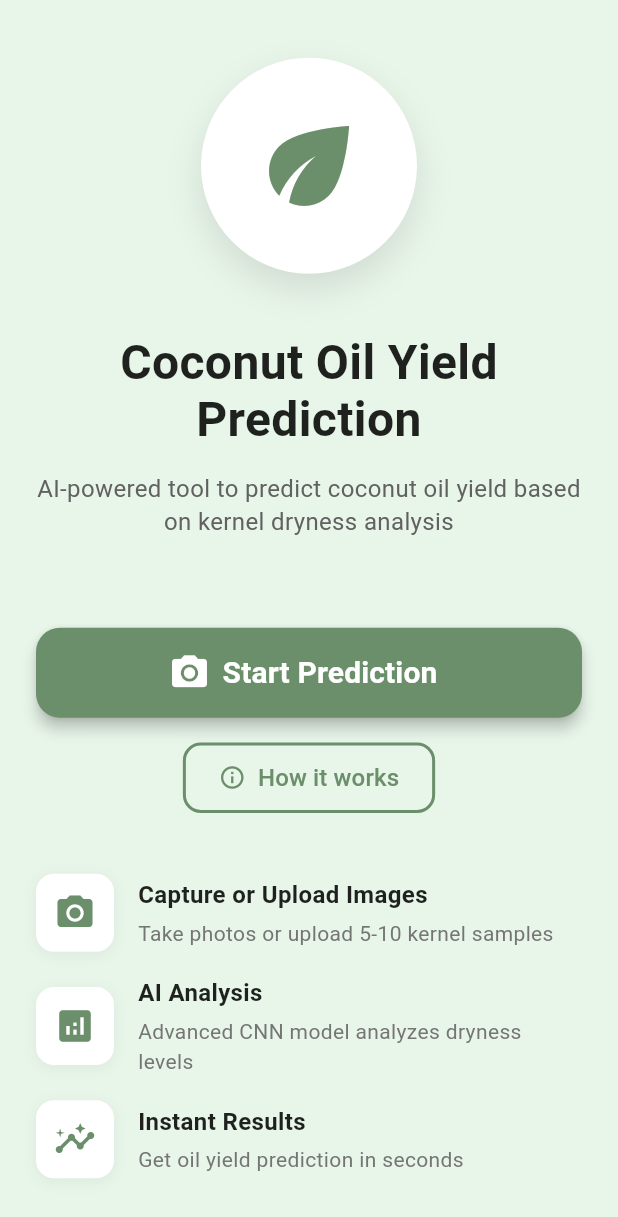
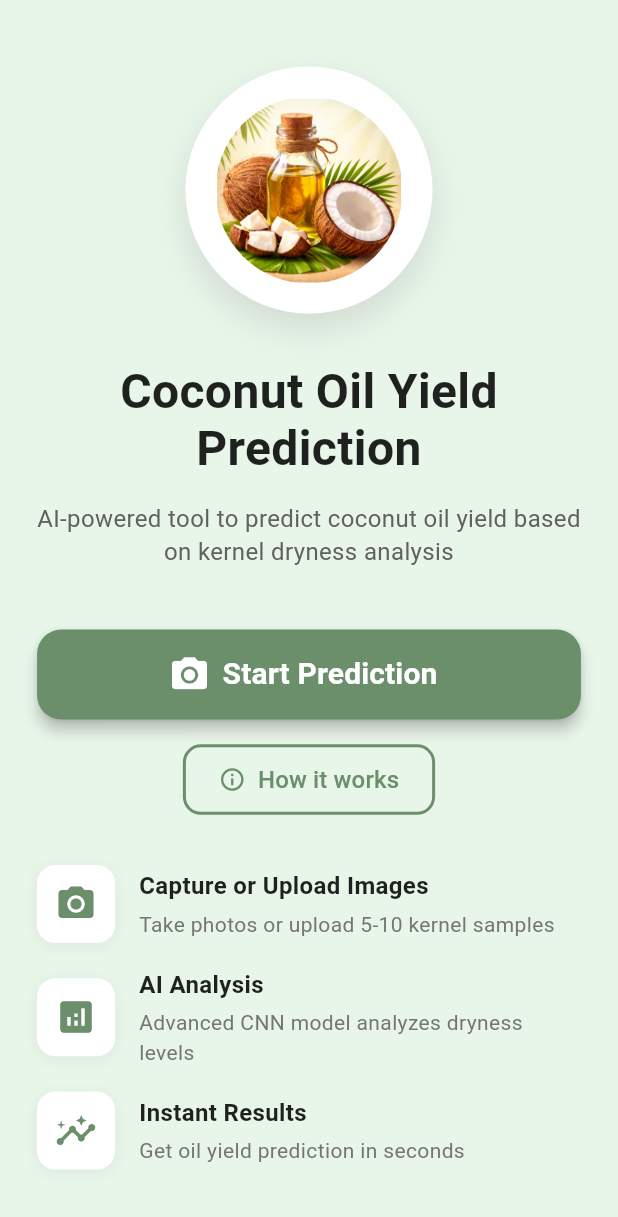
Before and after one commit to HiranthaDissanayake/Coconut-Oil-Yield-Prediction-app-Frontend, a Flutter app: the screen it shows after launch, on a phone screen of 412 x 824 dp. Shown: the top 1217 px of the screen. Run offline on Flutter 3.47's test engine with Material 3 defaults, Android fonts, the light colour scheme and no system bars; our stand-ins replace image_picker.

Commit message:
pages responsived and added image

```diff
--- a/lib/Pages/capture_samples_page.dart
+++ b/lib/Pages/capture_samples_page.dart
@@ -3,7 +3,7 @@ import 'package:flutter/material.dart';
 import 'package:image_picker/image_picker.dart';
 
 class CaptureSamplesPage extends StatefulWidget {
-  const CaptureSamplesPage({Key? key}) : super(key: key);
+  const CaptureSamplesPage({super.key});
 
   @override
   State<CaptureSamplesPage> createState() => _CaptureSamplesPageState();
@@ -94,11 +94,11 @@ class _CaptureSamplesPageState extends State<CaptureSamplesPage> {
     return Scaffold(
       backgroundColor: _lightGreen,
       appBar: AppBar(
-        backgroundColor: _lightGreen,
+        backgroundColor: Colors.white,
         elevation: 0,
         title: Row(
           children: [
-            Image.asset('assets/coconut_icon.png', height: 32, width: 32,
+            Image.asset('assets/coconut_icon.png', height: 35, width: 35,
               errorBuilder: (_, __, ___) => const Icon(Icons.eco, color: Color(0xFF6B8E6B), size: 32)),
             const SizedBox(width: 8),
             const Expanded(
--- a/lib/Pages/prediction_page.dart
+++ b/lib/Pages/prediction_page.dart
@@ -10,7 +10,7 @@ import 'package:http/http.dart' as http;
 // ════════════════════════════════════════════════════════════
 
 class PredictionPage extends StatefulWidget {
-  const PredictionPage({Key? key}) : super(key: key);
+  const PredictionPage({super.key});
 
   @override
   State<PredictionPage> createState() => _PredictionPageState();
@@ -36,7 +36,7 @@ class _PredictionPageState extends State<PredictionPage> {
   static const Color kRed    = Color(0xFFB71C1C);
   static const Color kLRed   = Color(0xFFFFEBEE);
 
-  static const String kApiUrl = 'http://10.151.29.38:5000';
+  static const String kApiUrl = 'http://10.126.152.38:5000';
 
   @override
   void didChangeDependencies() {
@@ -327,7 +327,7 @@ class _PredictionPageState extends State<PredictionPage> {
                     ],
                   ),
                 );
-              }).toList(),
+              }),
             ]),
           ),
           const SizedBox(height: 16),
@@ -458,7 +458,7 @@ class _PredictionPageState extends State<PredictionPage> {
         const SizedBox(height: 8),
         _infoRow(Icons.photo_library, 'Images analysed',
             '$imagesAnalysed photos'),
-        _infoRow(Icons.fitness_center, 'Copra weight',
+        _infoRow(Icons.scale, 'Copra weight',
             '${((_weightG ?? 0) / 1000).toStringAsFixed(2)} kg  '
             '(${_weightG?.toStringAsFixed(0)} g)'),
         const SizedBox(height: 20),
--- a/lib/Pages/weight_input_page.dart
+++ b/lib/Pages/weight_input_page.dart
@@ -2,7 +2,7 @@ import 'dart:io';
 import 'package:flutter/material.dart';
 
 class WeightInputPage extends StatefulWidget {
-  const WeightInputPage({Key? key}) : super(key: key);
+  const WeightInputPage({super.key});
 
   @override
   State<WeightInputPage> createState() => _WeightInputPageState();
--- a/lib/main.dart
+++ b/lib/main.dart
@@ -2,14 +2,13 @@ import 'package:coconut_oil_prediction_app/Pages/capture_samples_page.dart';
 import 'package:coconut_oil_prediction_app/Pages/prediction_page.dart';
 import 'package:coconut_oil_prediction_app/Pages/weight_input_page.dart';
 import 'package:flutter/material.dart';
-
 
 void main() {
   runApp(const CoconutOilPredictionApp());
 }
 
 class CoconutOilPredictionApp extends StatelessWidget {
-  const CoconutOilPredictionApp({Key? key}) : super(key: key);
+  const CoconutOilPredictionApp({super.key});
 
   @override
   Widget build(BuildContext context) {
@@ -23,7 +22,6 @@ class CoconutOilPredictionApp extends StatelessWidget {
         fontFamily: 'Roboto',
         useMaterial3: true,
 
-        // Button theme
         elevatedButtonTheme: ElevatedButtonThemeData(
           style: ElevatedButton.styleFrom(
             elevation: 2,
@@ -34,7 +32,6 @@ class CoconutOilPredictionApp extends StatelessWidget {
         ),
       ),
 
-      // Define named routes
       routes: {
         '/': (context) => const HomePage(),
         '/capture': (context) => const CaptureSamplesPage(),
@@ -46,9 +43,9 @@ class CoconutOilPredictionApp extends StatelessWidget {
   }
 }
 
-/// Home Page - Entry point of the app
+/// Home Page - Entry point
 class HomePage extends StatelessWidget {
-  const HomePage({Key? key}) : super(key: key);
+  const HomePage({super.key});
 
   final Color _primaryGreen = const Color(0xFF6B8E6B);
   final Color _lightGreen = const Color(0xFFE8F5E9);
@@ -58,14 +55,31 @@ class HomePage extends StatelessWidget {
     return Scaffold(
       backgroundColor: _lightGreen,
       body: SafeArea(
+        child: LayoutBuilder(
+          builder: (context, constraints) {
+            double screenHeight = constraints.maxHeight;
+            double screenWidth = constraints.maxWidth;
+
+            return SingleChildScrollView(
+              child: ConstrainedBox(
+                constraints: BoxConstraints(minHeight: screenHeight),
                 child: Padding(
-          padding: const EdgeInsets.all(24.0),
+                  padding: EdgeInsets.symmetric(
+                    horizontal: screenWidth * 0.06,
+                    vertical: screenHeight * 0.02,
+                  ),
                   child: Column(
                     mainAxisAlignment: MainAxisAlignment.center,
                     children: [
+
+                      SizedBox(height: screenHeight * 0.02),
+
                       // App Logo/Icon
-              Container(
-                padding: const EdgeInsets.all(32),
+                      Center(
+                        child: Container(
+                          width: screenWidth * 0.40,
+                          height: screenWidth * 0.40,
+                          padding: const EdgeInsets.all(20),
                           decoration: BoxDecoration(
                             color: Colors.white,
                             shape: BoxShape.circle,
@@ -77,13 +91,16 @@ class HomePage extends StatelessWidget {
                               ),
                             ],
                           ),
-                child: Icon(
-                  Icons.eco,
-                  size: 80,
-                  color: _primaryGreen,
+                          child: ClipOval(
+                            child: Image.asset(
+                              'assets/coconut_icon.png',
+                              fit: BoxFit.contain,
                             ),
                           ),
-              const SizedBox(height: 40),
+                        ),
+                      ),
+
+                      SizedBox(height: screenHeight * 0.04),
 
                       // App Title
                       const Text(
@@ -96,9 +113,10 @@ class HomePage extends StatelessWidget {
                           height: 1.2,
                         ),
                       ),
-              const SizedBox(height: 16),
 
-              // App Description
+                      SizedBox(height: screenHeight * 0.02),
+
+                      // Description
                       Text(
                         'AI-powered tool to predict coconut oil yield based on kernel dryness analysis',
                         textAlign: TextAlign.center,
@@ -108,7 +126,8 @@ class HomePage extends StatelessWidget {
                           height: 1.4,
                         ),
                       ),
-              const SizedBox(height: 60),
+
+                      SizedBox(height: screenHeight * 0.05),
 
                       // Start Prediction Button
                       SizedBox(
@@ -136,6 +155,7 @@ class HomePage extends StatelessWidget {
                           ),
                         ),
                       ),
+
                       const SizedBox(height: 16),
 
                       // How it works button
@@ -160,28 +180,39 @@ class HomePage extends StatelessWidget {
                           ),
                         ),
                       ),
-              const SizedBox(height: 40),
 
-              // Features list
+                      SizedBox(height: screenHeight * 0.04),
+
+                      // Features
                       _buildFeatureItem(
                         Icons.photo_camera,
                         'Capture or Upload Images',
                         'Take photos or upload 5-10 kernel samples',
                       ),
+
                       const SizedBox(height: 16),
+
                       _buildFeatureItem(
                         Icons.analytics,
                         'AI Analysis',
                         'Advanced CNN model analyzes dryness levels',
                       ),
+
                       const SizedBox(height: 16),
+
                       _buildFeatureItem(
                         Icons.insights,
                         'Instant Results',
                         'Get oil yield prediction in seconds',
                       ),
+
+                      SizedBox(height: screenHeight * 0.02),
                     ],
                   ),
+                ),
+              ),
+            );
+          },
         ),
       ),
     );
@@ -221,10 +252,7 @@ class HomePage extends StatelessWidget {
               const SizedBox(height: 4),
               Text(
                 description,
-                style: TextStyle(
-                  fontSize: 14,
-                  color: Colors.grey[600],
-                ),
+                style: TextStyle(fontSize: 14, color: Colors.grey[600]),
               ),
             ],
           ),
@@ -246,17 +274,29 @@ class HomePage extends StatelessWidget {
             mainAxisSize: MainAxisSize.min,
             crossAxisAlignment: CrossAxisAlignment.start,
             children: [
-              _buildStep('1', 'Capture Samples',
-                  'Take or upload 5-10 clear images of coconut kernel pieces'),
+              _buildStep(
+                '1',
+                'Capture Samples',
+                'Take or upload 5-10 clear images of coconut kernel pieces',
+              ),
               const SizedBox(height: 16),
-              _buildStep('2', 'AI Processing',
-                  'Our CNN model analyzes dryness levels of each sample'),
+              _buildStep(
+                '2',
+                'AI Processing',
+                'Our CNN model analyzes dryness levels of each sample',
+              ),
               const SizedBox(height: 16),
-              _buildStep('3', 'Yield Calculation',
-                  'Regression model predicts oil yield percentage'),
+              _buildStep(
+                '3',
+                'Yield Calculation',
+                'Regression model predicts oil yield percentage',
+              ),
               const SizedBox(height: 16),
-              _buildStep('4', 'Get Results',
-                  'Receive detailed predictions and recommendations'),
+              _buildStep(
+                '4',
+                'Get Results',
+                'Receive detailed predictions and recommendations',
+              ),
             ],
           ),
         ),
@@ -316,10 +356,7 @@ class HomePage extends StatelessWidget {
               const SizedBox(height: 4),
               Text(
                 description,
-                style: TextStyle(
-                  fontSize: 14,
-                  color: Colors.grey[600],
-                ),
+                style: TextStyle(fontSize: 14, color: Colors.grey[600]),
               ),
             ],
           ),
--- a/pubspec.yaml
+++ b/pubspec.yaml
@@ -59,9 +59,9 @@ flutter:
   uses-material-design: true
 
   # To add assets to your application, add an assets section, like this:
-  # assets:
-  #   - images/a_dot_burr.jpeg
-  #   - images/a_dot_ham.jpeg
+  assets:
+    - assets/
+
 
   # An image asset can refer to one or more resolution-specific "variants", see
   # https://flutter.dev/to/resolution-aware-images
```
Also changed, not shown: assets/coconut_icon.png (added). Lines whose indentation alone changed are shown as unchanged.
